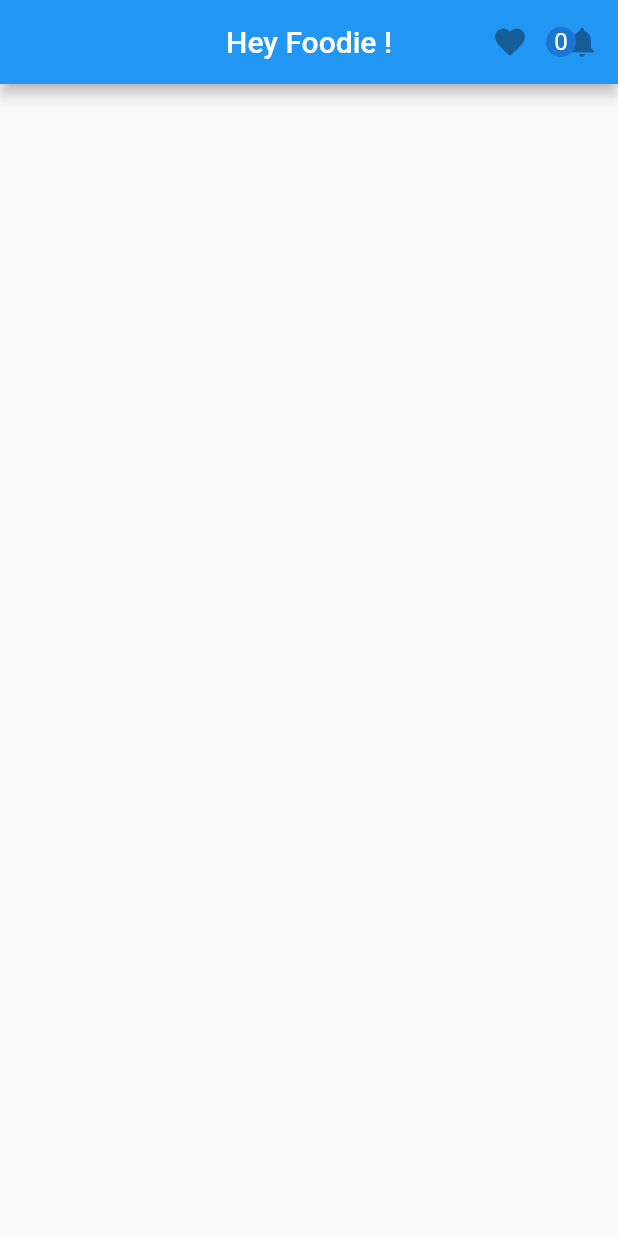
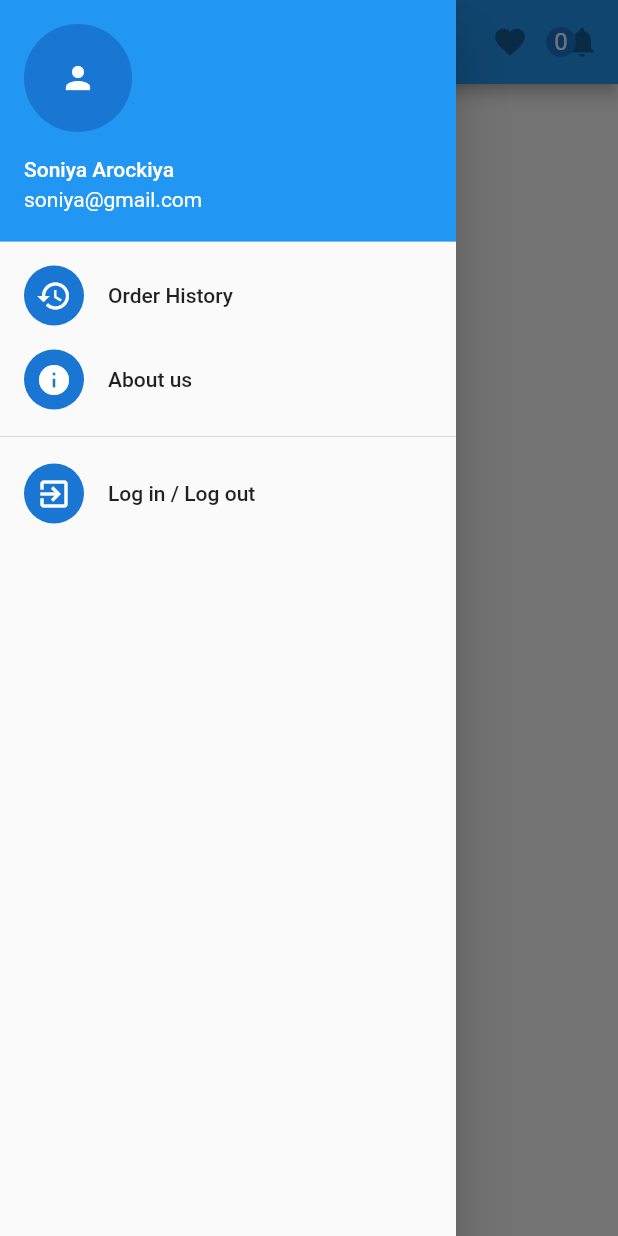
Before and after one commit to soniyaarockiya/Foodie, a Flutter app: the screen it shows after launch, with the side drawer open (before the commit the screen has no drawer), on a phone screen of 412 x 824 dp. Run offline on Flutter 3.47's test engine with Material 2 defaults, Android fonts, the phone set to English and light mode, and no system bars.

Commit message:
Drawer menu -- Second commit

```diff
--- /dev/null
+++ b/lib/Sub_widgets/drawer.dart
@@ -0,0 +1,54 @@
+import 'package:flutter/cupertino.dart';
+import 'package:flutter/material.dart';
+
+class DrawerMenu extends StatelessWidget {
+  @override
+  Widget build(BuildContext context) {
+    return Drawer(
+      child: Column(
+        children: <Widget>[
+          //FIRST PART OF DRAWER MENU
+          UserAccountsDrawerHeader(
+            currentAccountPicture: CircleAvatar(
+              child: Icon(
+                Icons.person,
+              ),
+            ),
+            accountName: Text(
+              //dummy data
+              'Soniya Arockiya',
+            ),
+            accountEmail: Text('soniya@gmail.com'),
+          ),
+
+          //SECOND PART OF DRAWER MENU
+          ListTile(
+            leading: CircleAvatar(
+              child: Icon(Icons.history),
+            ),
+            title: Text('Order History'),
+          ),
+
+          ListTile(
+            leading: CircleAvatar(
+              child: Icon(Icons.info),
+            ),
+            title: Text('About us '),
+          ),
+
+          //THIRD PART OF DRAWER MENU
+          Divider(
+            height: 20.0,
+          ),
+
+          ListTile(
+            leading: CircleAvatar(
+              child: Icon(Icons.exit_to_app),
+            ),
+            title: Text('Log in / Log out'),
+          ),
+        ],
+      ),
+    );
+  }
+}
--- a/lib/User_Screens/home.dart
+++ b/lib/User_Screens/home.dart
@@ -1,4 +1,5 @@
 import 'package:flutter/material.dart';
+import 'package:foodie_demo/Sub_widgets/drawer.dart';
 
 class Home extends StatefulWidget {
   @override
@@ -40,6 +41,9 @@ class _HomeState extends State<Home> {
           )
         ],
       ),
+
+      // Drawer widget added from drawer.dart(Sub_widgets pkg)
+      drawer: DrawerMenu(),
     );
   }
 }
--- a/lib/main.dart
+++ b/lib/main.dart
@@ -1,3 +1,5 @@
+// debug tag was removed ---- flutter inspector
+
 import 'package:flutter/material.dart';
 
 import 'package:foodie_demo/User_Screens/home.dart';
```
